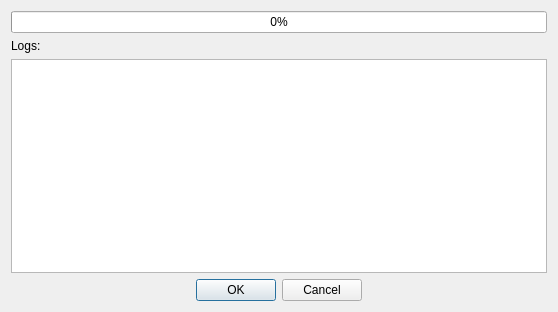
Above: qt/ElLogWnd.ui from abel-msk/PartsDB before the change. Below: the same form after it.
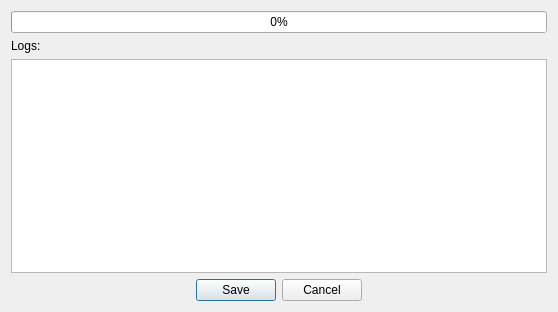
That is the form after the change.

```diff
--- a/qt/ElLogWnd.ui
+++ b/qt/ElLogWnd.ui
@@ -37,7 +37,7 @@
       <enum>Qt::Horizontal</enum>
      </property>
      <property name="standardButtons">
-      <set>QDialogButtonBox::Cancel|QDialogButtonBox::Ok</set>
+      <set>QDialogButtonBox::Cancel|QDialogButtonBox::Save</set>
      </property>
      <property name="centerButtons">
       <bool>true</bool>
```
